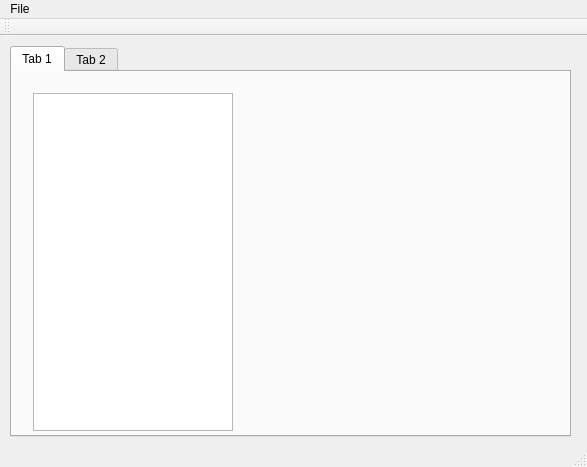
Perseus101/FIRSTNC-VMGR, file mainwindow.ui: the form before one commit.
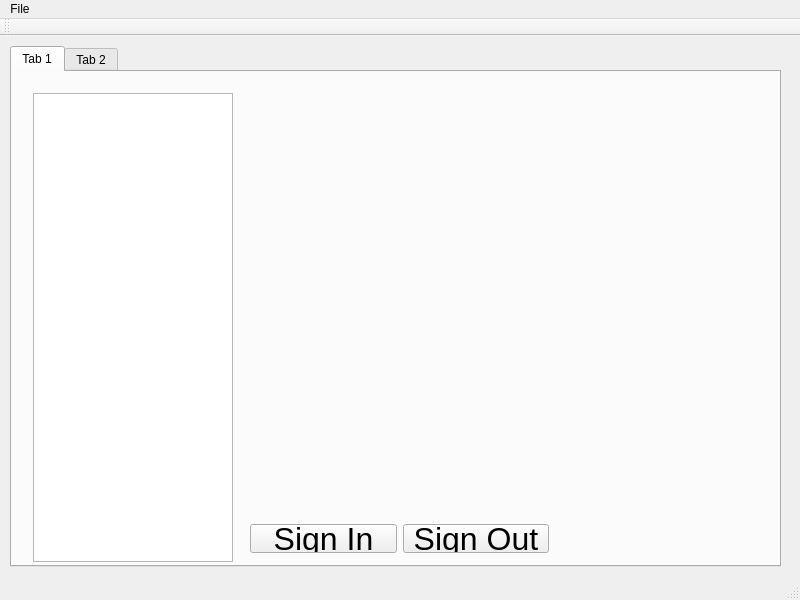
The form after the commit. The open tabs and pages were chosen to show the change.

What changed in the file:
```diff
--- a/mainwindow.ui
+++ b/mainwindow.ui
@@ -6,8 +6,8 @@
    <rect>
     <x>0</x>
     <y>0</y>
-    <width>587</width>
-    <height>467</height>
+    <width>800</width>
+    <height>600</height>
    </rect>
   </property>
   <property name="windowTitle">
@@ -19,8 +19,8 @@
      <rect>
       <x>10</x>
       <y>10</y>
-      <width>561</width>
-      <height>391</height>
+      <width>771</width>
+      <height>521</height>
      </rect>
     </property>
     <property name="currentIndex">
@@ -35,8 +35,8 @@
        <rect>
         <x>10</x>
         <y>10</y>
-        <width>532</width>
-        <height>341</height>
+        <width>751</width>
+        <height>471</height>
        </rect>
       </property>
       <layout class="QHBoxLayout" name="horizontalLayout">
@@ -63,16 +63,118 @@
         <widget class="QWidget" name="memberView" native="true">
          <property name="minimumSize">
           <size>
-           <width>324</width>
-           <height>338</height>
+           <width>543</width>
+           <height>469</height>
           </size>
          </property>
-         <property name="maximumSize">
-          <size>
-           <width>324</width>
-           <height>338</height>
-          </size>
-         </property>
+         <widget class="QWidget" name="layoutWidget">
+          <property name="geometry">
+           <rect>
+            <x>0</x>
+            <y>420</y>
+            <width>321</width>
+            <height>51</height>
+           </rect>
+          </property>
+          <layout class="QHBoxLayout" name="horizontalLayout_2">
+           <item>
+            <widget class="QPushButton" name="pushButton">
+             <property name="font">
+              <font>
+               <pointsize>24</pointsize>
+              </font>
+             </property>
+             <property name="text">
+              <string>Sign In</string>
+             </property>
+            </widget>
+           </item>
+           <item>
+            <widget class="QPushButton" name="pushButton_2">
+             <property name="font">
+              <font>
+               <pointsize>24</pointsize>
+              </font>
+             </property>
+             <property name="text">
+              <string>Sign Out</string>
+             </property>
+            </widget>
+           </item>
+          </layout>
+         </widget>
+         <widget class="QWidget" name="layoutWidget">
+          <property name="geometry">
+           <rect>
+            <x>1</x>
+            <y>1</y>
+            <width>541</width>
+            <height>251</height>
+           </rect>
+          </property>
+          <layout class="QVBoxLayout" name="verticalLayout">
+           <item>
+            <widget class="QLabel" name="name">
+             <property name="font">
+              <font>
+               <pointsize>24</pointsize>
+              </font>
+             </property>
+             <property name="text">
+              <string/>
+             </property>
+            </widget>
+           </item>
+           <item>
+            <widget class="QLabel" name="grade">
+             <property name="font">
+              <font>
+               <pointsize>24</pointsize>
+              </font>
+             </property>
+             <property name="text">
+              <string/>
+             </property>
+            </widget>
+           </item>
+           <item>
+            <widget class="QLabel" name="team">
+             <property name="font">
+              <font>
+               <pointsize>24</pointsize>
+              </font>
+             </property>
+             <property name="text">
+              <string/>
+             </property>
+            </widget>
+           </item>
+           <item>
+            <widget class="QLabel" name="email">
+             <property name="font">
+              <font>
+               <pointsize>24</pointsize>
+              </font>
+             </property>
+             <property name="text">
+              <string/>
+             </property>
+            </widget>
+           </item>
+           <item>
+            <widget class="QLabel" name="parentEmail">
+             <property name="font">
+              <font>
+               <pointsize>24</pointsize>
+              </font>
+             </property>
+             <property name="text">
+              <string/>
+             </property>
+            </widget>
+           </item>
+          </layout>
+         </widget>
         </widget>
        </item>
       </layout>
@@ -90,7 +192,7 @@
     <rect>
      <x>0</x>
      <y>0</y>
-     <width>587</width>
+     <width>800</width>
      <height>19</height>
     </rect>
    </property>
```
Left out of the diff: 9 changed lines with no effect on the pictures.
